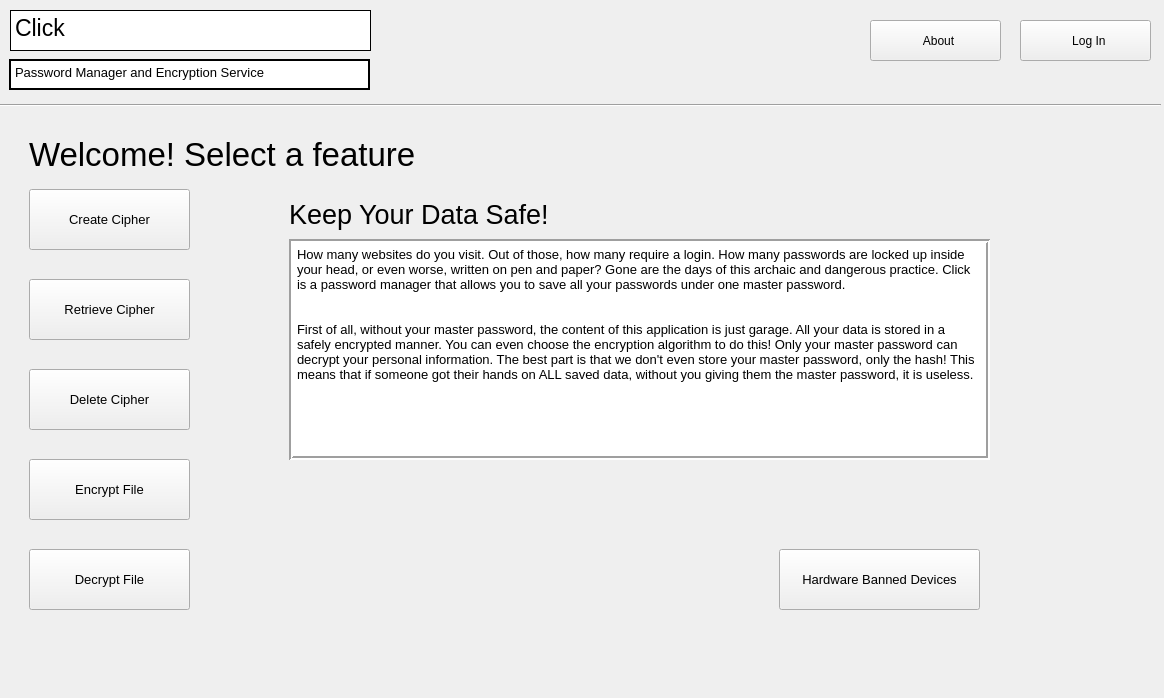
Above: mainwindow.ui from PhiJam1/Click before the change. Below: the same form after it.
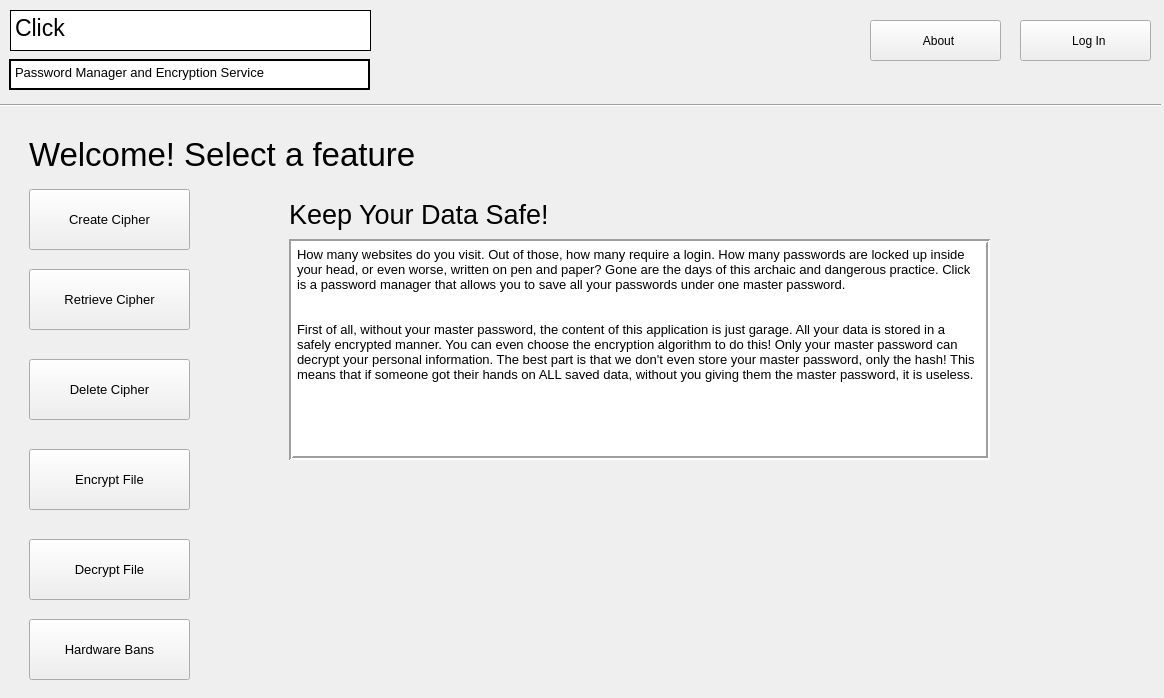
That is the form after the change. The open tabs and pages were chosen to show the change. Icons and pictures are not drawn.

```diff
--- a/mainwindow.ui
+++ b/mainwindow.ui
@@ -603,7 +603,7 @@
       <property name="geometry">
        <rect>
         <x>20</x>
-        <y>220</y>
+        <y>210</y>
         <width>161</width>
         <height>61</height>
        </rect>
@@ -616,7 +616,7 @@
       <property name="geometry">
        <rect>
         <x>20</x>
-        <y>310</y>
+        <y>300</y>
         <width>161</width>
         <height>61</height>
        </rect>
@@ -629,7 +629,7 @@
       <property name="geometry">
        <rect>
         <x>20</x>
-        <y>400</y>
+        <y>390</y>
         <width>161</width>
         <height>61</height>
        </rect>
@@ -642,7 +642,7 @@
       <property name="geometry">
        <rect>
         <x>20</x>
-        <y>490</y>
+        <y>480</y>
         <width>161</width>
         <height>61</height>
        </rect>
@@ -749,14 +749,14 @@
      <widget class="QPushButton" name="DecryptFileBTN_2">
       <property name="geometry">
        <rect>
-        <x>770</x>
-        <y>490</y>
-        <width>201</width>
+        <x>20</x>
+        <y>560</y>
+        <width>161</width>
         <height>61</height>
        </rect>
       </property>
       <property name="text">
-       <string>Hardware Banned Devices</string>
+       <string>Hardware Bans</string>
       </property>
      </widget>
     </widget>
```
Left out of the diff: 2 changed lines with no effect on the pictures.
